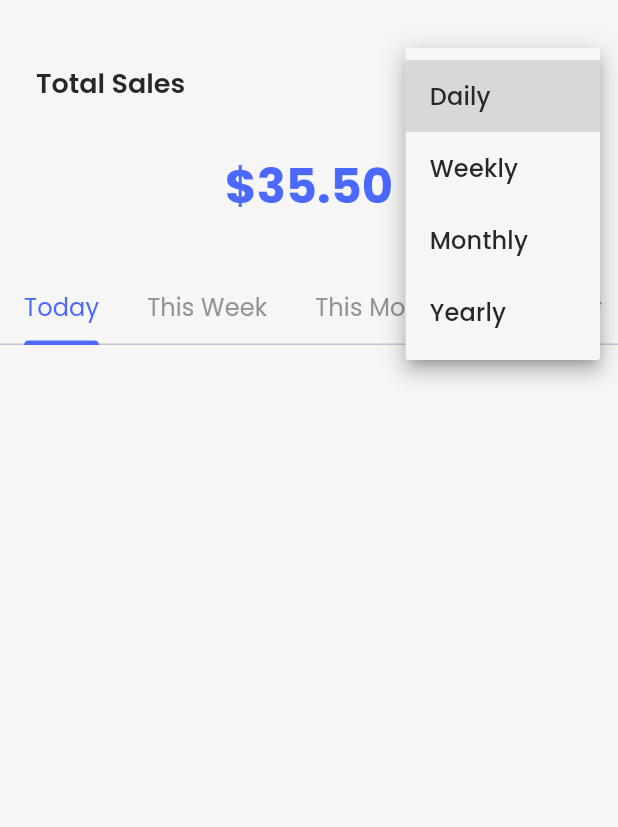
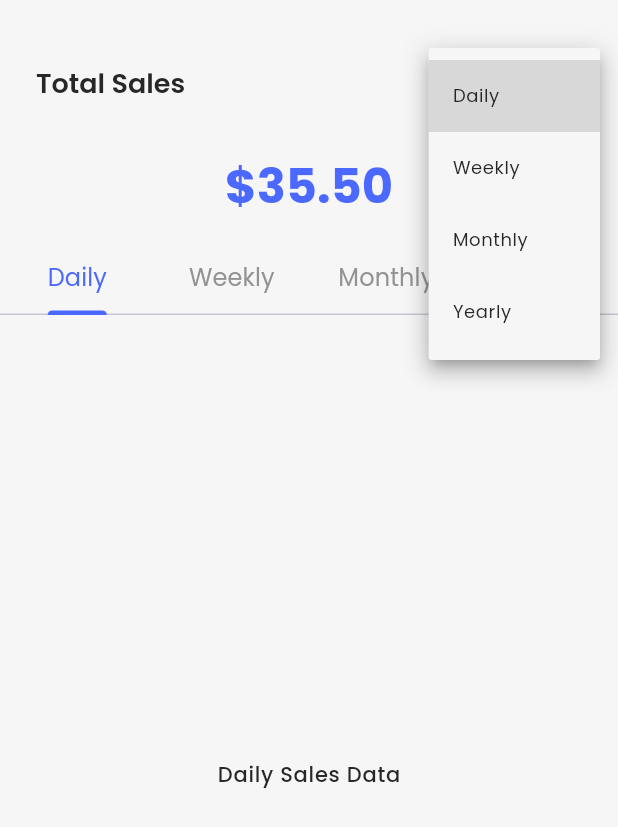
Before and after one commit to wachidamirul/shoes_shop_pos, a Flutter app: the AnalyticView screen opened by its route, after a tap on "Daily", on a phone screen of 412 x 824 dp. Shown: the top 827 px of the screen. Run offline on Flutter 3.47's test engine with Material 3 defaults, Android fonts, the phone set to English and light mode, and no system bars; our stand-ins replace animated_bottom_navigation_bar, connectivity_plus, flutter_svg, get, get_storage, iconsax and 2 more; accounts and stored records are empty.

Commit message:
feat: enhance analytic module with tab controller and dynamic time frame selection; update views and plugin registrations

```diff
--- a/lib/app/modules/analytic/controllers/analytic_controller.dart
+++ b/lib/app/modules/analytic/controllers/analytic_controller.dart
@@ -1,12 +1,19 @@
+import 'package:flutter/material.dart';
 import 'package:get/get.dart';
 
-class AnalyticController extends GetxController {
+class AnalyticController extends GetxController
+    with GetSingleTickerProviderStateMixin {
   var timeFrameItem = ["Daily", "Weekly", "Monthly", "Yearly"];
   RxString valTimeFrame = "Daily".obs;
+  RxInt tabBarPosition = 0.obs;
+  late TabController tabController;
 
   void setTimeFrame(newValue) {
     if (newValue != null && timeFrameItem.contains(newValue)) {
       valTimeFrame.value = newValue;
+      int idx = timeFrameItem.indexOf(newValue);
+      tabBarPosition.value = idx;
+      tabController.animateTo(idx);
     } else {
       print("Invalid time frame selected.");
     }
@@ -14,16 +21,18 @@ class AnalyticController extends GetxController {
 
   @override
   void onInit() {
+    tabController = TabController(length: timeFrameItem.length, vsync: this);
+    tabController.addListener(() {
+      if (tabController.indexIsChanging) return;
+      valTimeFrame.value = timeFrameItem[tabController.index];
+      tabBarPosition.value = tabController.index;
+    });
     super.onInit();
   }
 
   @override
-  void onReady() {
-    super.onReady();
-  }
-
-  @override
   void onClose() {
+    tabController.dispose();
     super.onClose();
   }
 }
--- a/lib/app/modules/analytic/views/analytic_view.dart
+++ b/lib/app/modules/analytic/views/analytic_view.dart
@@ -23,7 +23,7 @@ class AnalyticView extends GetView<AnalyticController> {
               SliverAppBar(
                 pinned: true,
                 floating: true,
-                expandedHeight: 230,
+                expandedHeight: 210,
                 automaticallyImplyLeading: false,
                 flexibleSpace: Padding(
                   padding: const EdgeInsets.all(MySizes.defaultSpace),
@@ -56,6 +56,12 @@ class AnalyticView extends GetView<AnalyticController> {
                               focusColor: Colors.transparent,
                               dropdownColor:
                                   dark ? MyColors.black : MyColors.light,
+                              style: Theme.of(
+                                context,
+                              ).textTheme.bodySmall?.copyWith(
+                                fontSize: MySizes.fontSizeSm,
+                                color: dark ? MyColors.white : MyColors.dark,
+                              ),
                             ),
                           ),
                         ),
@@ -77,17 +83,46 @@ class AnalyticView extends GetView<AnalyticController> {
 
                 // -- TabBar
                 bottom: MyTabBar(
+                  controller: controller.tabController,
                   tabs: [
-                    Tab(text: "Today"),
-                    Tab(text: "This Week"),
-                    Tab(text: "This Month"),
-                    Tab(text: "This Year"),
+                    Tab(child: Text("Daily")),
+                    Tab(child: Text("Weekly")),
+                    Tab(child: Text("Monthly")),
+                    Tab(child: Text("Yearly")),
                   ],
                 ),
               ),
             ];
           },
-          body: Container(),
+          body: TabBarView(
+            controller: controller.tabController,
+            children: [
+              Center(
+                child: Text(
+                  "Daily Sales Data",
+                  style: Theme.of(context).textTheme.bodyLarge,
+                ),
+              ),
+              Center(
+                child: Text(
+                  "Weekly Sales Data",
+                  style: Theme.of(context).textTheme.bodyLarge,
+                ),
+              ),
+              Center(
+                child: Text(
+                  "Monthly Sales Data",
+                  style: Theme.of(context).textTheme.bodyLarge,
+                ),
+              ),
+              Center(
+                child: Text(
+                  "Yearly Sales Data",
+                  style: Theme.of(context).textTheme.bodyLarge,
+                ),
+              ),
+            ],
+          ),
         ),
       ),
     );
--- a/lib/app/widgets/appbar/tab_bar.dart
+++ b/lib/app/widgets/appbar/tab_bar.dart
@@ -5,8 +5,9 @@ import '../../utils/device_utility.dart';
 import '../../utils/helpers/helper_functions.dart';
 
 class MyTabBar extends StatelessWidget implements PreferredSizeWidget {
-  const MyTabBar({super.key, required this.tabs});
+  const MyTabBar({super.key, required this.tabs, this.controller});
 
+  final TabController? controller;
   final List<Tab> tabs;
 
   @override
@@ -16,11 +17,12 @@ class MyTabBar extends StatelessWidget implements PreferredSizeWidget {
     return Material(
       color: dark ? MyColors.dark : MyColors.light,
       child: TabBar(
-        isScrollable: true,
+        // isScrollable: true,
+        controller: controller,
         indicatorColor: MyColors.primary,
         labelColor: dark ? MyColors.white : MyColors.primary,
         unselectedLabelColor: MyColors.darkGrey,
-        tabAlignment: TabAlignment.start,
+        tabAlignment: TabAlignment.fill,
         tabs: tabs,
       ),
     );
```
Also changed, not shown: 5 other files.
